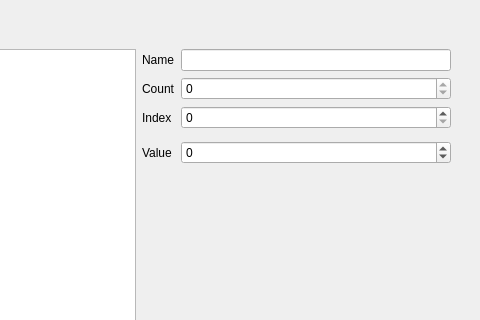
The window that RetroEDv2/tools/gameconfigeditorv5.ui (RSDKModding/RetroED) describes before a commit, drawn with Qt 5; both pictures show x 320 to 800 and y 0 to 320 of the 800 by 482 pixel window.
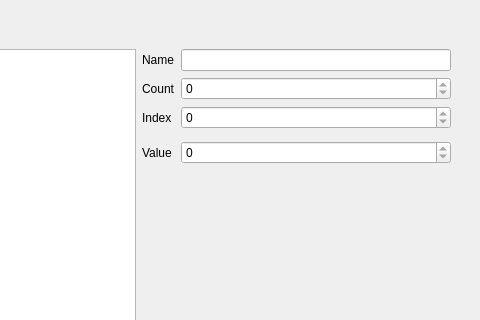
The same window after the commit. The open tabs and pages were chosen to show the change. Icons and pictures are not drawn.

What changed in the file:
```diff
--- a/RetroEDv2/tools/gameconfigeditorv5.ui
+++ b/RetroEDv2/tools/gameconfigeditorv5.ui
@@ -781,6 +781,9 @@
                <property name="toolTip">
                 <string>The global variable's value</string>
                </property>
+               <property name="readOnly">
+                <bool>true</bool>
+               </property>
                <property name="minimum">
                 <number>-2147483647</number>
                </property>
@@ -851,6 +854,9 @@
                <property name="toolTip">
                 <string>The global variable's array index</string>
                </property>
+               <property name="readOnly">
+                <bool>true</bool>
+               </property>
                <property name="maximum">
                 <number>2147483647</number>
                </property>
```
